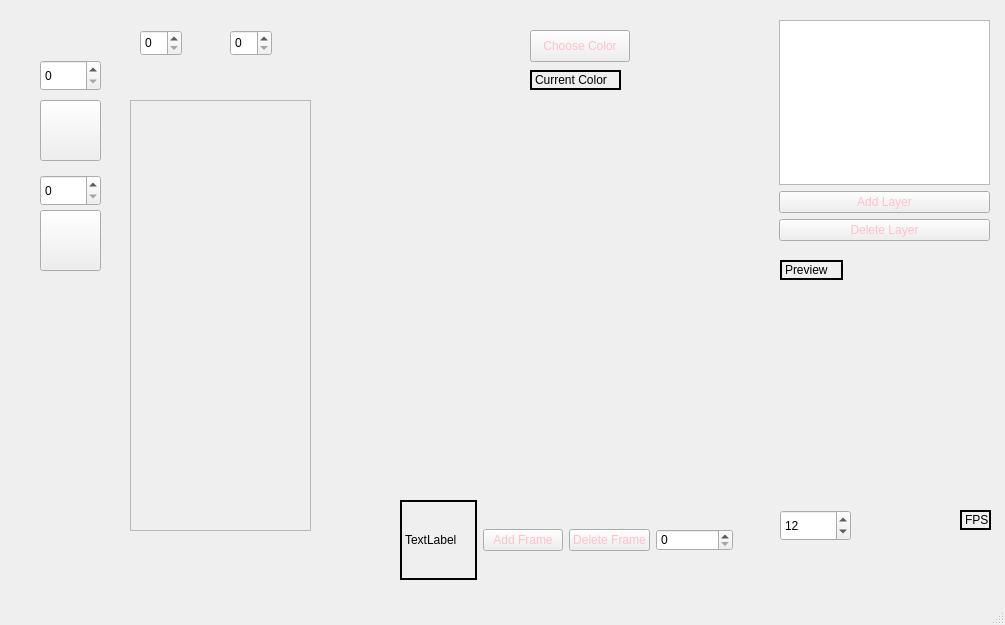
First picture: the form in mainwindow.ui, repository CatherineBao/color-alchemy, before the edit.
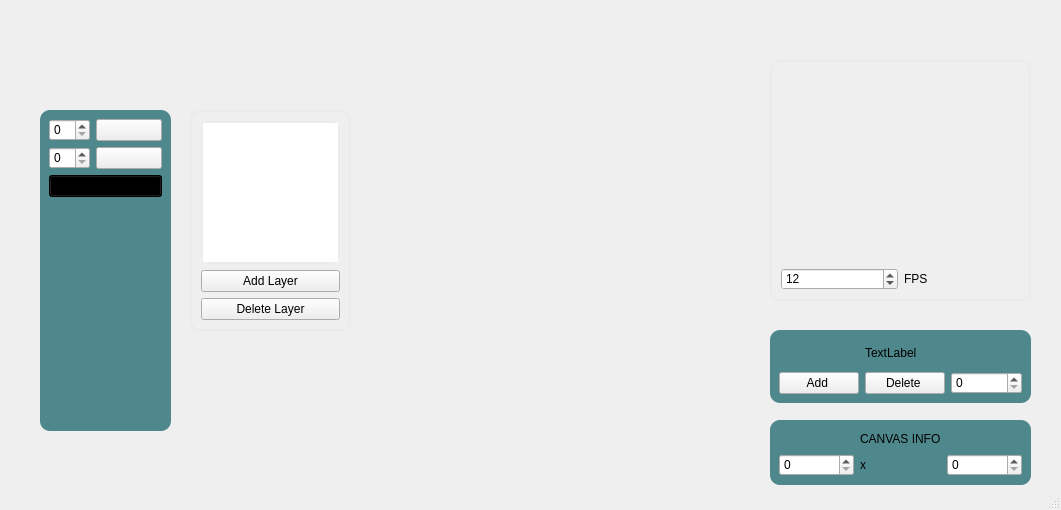
Second picture: the form after the edit. Icons and pictures are not drawn. Custom widgets are drawn as their Qt base class.

Diff of the .ui file:
```diff
--- a/mainwindow.ui
+++ b/mainwindow.ui
@@ -6,8 +6,8 @@
    <rect>
     <x>0</x>
     <y>0</y>
-    <width>1005</width>
-    <height>625</height>
+    <width>1061</width>
+    <height>510</height>
    </rect>
   </property>
   <property name="windowTitle">
@@ -15,162 +15,113 @@
   </property>
   <property name="styleSheet">
    <string notr="true">QLabel {
-	border: 2px solid black;
+	font-weight: bold;           
+    text-transform: uppercase;  
+    letter-spacing: 1.5px;   
+	text-align: center;    
 }
 
 QPushButton {
-	color: pink;
+    background-color: #574D68;    
+    color: #EBEBEB;             
+    border: 2px solid #EBEBEB;   
+    border-radius: 10px;        
+    font-weight: bold;           
+    text-transform: uppercase;  
+    letter-spacing: 1.5px;       
+    padding: 8px 16px;            appearance */
+}
+
+QPushButton:hover {
+    background-color: #6A5A8A;   
+}
+
+QPushButton:pressed {
+    background-color: #463754;   
+}
+
+* {
+    background-color:  #635E6D;
+}
+
+Canvas {
+	background-color: #EBEBEB;
+}
+
+QSpinBox {
+    background-color: #574D68;    
+    color: #EBEBEB;                
+    border: 2px solid #EBEBEB;     
+    border-radius: 5px;             
+    font-weight: bold;             
+    text-transform: uppercase;     
+    letter-spacing: 1.5px;          
+    padding: 5px;                 
+}
+
+QSpinBox::up-button, QSpinBox::down-button {
+    background-color: #EBEBEB; 
+    width: 16px;                    
+    border: none;                   
+    color: #618985;                 
+}
+
+QSpinBox::down-button {
+    background-color: #4E878C; 
+}
+
+QListWidget {
+    font-weight: bold;           
+    text-transform: uppercase;  
+    letter-spacing: 1.5px;   
+}
+
+QListWidget::item:selected {
+ foreground: green;
+}
+
+QScrollBar:horizontal, QScrollBar:vertical {
+    border-radius: 10px; 
+    background-color: transparent;
+    width: 10px;  
+}
+
+QScrollBar::handle:horizontal, QScrollBar::handle:vertical {
+    background-color: #618985;  
+    border-radius: 5px;  
+}
+
+QScrollBar::add-line:horizontal, QScrollBar::sub-line:horizontal,
+QScrollBar::add-line:vertical, QScrollBar::sub-line:vertical {
+    background-color: transparent;  
 }</string>
   </property>
   <widget class="QWidget" name="centralwidget">
-   <widget class="QPushButton" name="penToolButton">
-    <property name="geometry">
-     <rect>
-      <x>40</x>
-      <y>100</y>
-      <width>61</width>
-      <height>61</height>
-     </rect>
-    </property>
-    <property name="text">
-     <string/>
-    </property>
-    <property name="icon">
-     <iconset resource="resources.qrc">
-      <normaloff>:/icons/pen.png</normaloff>:/icons/pen.png</iconset>
-    </property>
-    <property name="checkable">
-     <bool>true</bool>
-    </property>
-   </widget>
-   <widget class="QPushButton" name="eraserToolButton">
-    <property name="geometry">
-     <rect>
-      <x>40</x>
-      <y>210</y>
-      <width>61</width>
-      <height>61</height>
-     </rect>
-    </property>
-    <property name="text">
-     <string/>
-    </property>
-    <property name="icon">
-     <iconset resource="resources.qrc">
-      <normaloff>:/icons/eraser.png</normaloff>:/icons/eraser.png</iconset>
-    </property>
-    <property name="checkable">
-     <bool>true</bool>
-    </property>
-   </widget>
-   <widget class="QScrollArea" name="scrollArea">
-    <property name="geometry">
-     <rect>
-      <x>130</x>
-      <y>100</y>
-      <width>181</width>
-      <height>431</height>
-     </rect>
-    </property>
-    <property name="widgetResizable">
-     <bool>true</bool>
-    </property>
-    <widget class="QWidget" name="scrollAreaWidgetContents">
-     <property name="geometry">
-      <rect>
-       <x>0</x>
-       <y>0</y>
-       <width>179</width>
-       <height>429</height>
-      </rect>
-     </property>
-    </widget>
-   </widget>
-   <widget class="QSpinBox" name="penSize">
-    <property name="geometry">
-     <rect>
-      <x>40</x>
-      <y>60</y>
-      <width>61</width>
-      <height>31</height>
-     </rect>
-    </property>
-   </widget>
-   <widget class="QSpinBox" name="eraserSize">
-    <property name="geometry">
-     <rect>
-      <x>40</x>
-      <y>175</y>
-      <width>61</width>
-      <height>31</height>
-     </rect>
-    </property>
-   </widget>
    <widget class="Canvas" name="editor" native="true">
     <property name="geometry">
      <rect>
-      <x>330</x>
-      <y>109</y>
-      <width>441</width>
+      <x>370</x>
+      <y>90</y>
+      <width>361</width>
       <height>361</height>
      </rect>
     </property>
    </widget>
-   <widget class="QSpinBox" name="canvasWidthBox">
+   <widget class="QFrame" name="verticalFrame">
     <property name="geometry">
      <rect>
-      <x>140</x>
-      <y>30</y>
-      <width>42</width>
-      <height>26</height>
-     </rect>
-    </property>
-   </widget>
-   <widget class="QSpinBox" name="canvasHeightBox">
-    <property name="geometry">
-     <rect>
-      <x>230</x>
-      <y>30</y>
-      <width>42</width>
-      <height>26</height>
-     </rect>
-    </property>
-   </widget>
-   <widget class="QPushButton" name="colorButton">
-    <property name="geometry">
-     <rect>
-      <x>530</x>
-      <y>30</y>
-      <width>100</width>
-      <height>32</height>
-     </rect>
-    </property>
-    <property name="text">
-     <string>Choose Color</string>
-    </property>
-   </widget>
-   <widget class="QLabel" name="currentColorLabel">
-    <property name="geometry">
-     <rect>
-      <x>530</x>
-      <y>70</y>
-      <width>91</width>
-      <height>20</height>
-     </rect>
-    </property>
-    <property name="text">
-     <string>Current Color</string>
-    </property>
-   </widget>
-   <widget class="QWidget" name="verticalLayoutWidget">
-    <property name="geometry">
-     <rect>
-      <x>779</x>
-      <y>20</y>
-      <width>211</width>
+      <x>190</x>
+      <y>110</y>
+      <width>161</width>
       <height>221</height>
      </rect>
     </property>
+    <property name="styleSheet">
+     <string notr="true">QFrame {
+	border: 2px solid #EBEBEB;   
+    border-radius: 10px;  
+}</string>
+    </property>
     <layout class="QVBoxLayout" name="verticalLayout">
      <item>
       <widget class="QListWidget" name="layerList"/>
@@ -191,96 +142,210 @@
      </item>
     </layout>
    </widget>
-   <widget class="QWidget" name="horizontalLayoutWidget">
+   <widget class="QFrame" name="frameInfo">
     <property name="geometry">
      <rect>
-      <x>400</x>
-      <y>500</y>
-      <width>333</width>
-      <height>80</height>
+      <x>770</x>
+      <y>330</y>
+      <width>261</width>
+      <height>73</height>
      </rect>
     </property>
-    <layout class="QHBoxLayout" name="horizontalLayout">
-     <item>
-      <widget class="QLabel" name="frameCountLabel">
-       <property name="text">
-        <string>TextLabel</string>
-       </property>
-      </widget>
-     </item>
-     <item>
-      <widget class="QPushButton" name="addFrameButton">
-       <property name="text">
-        <string>Add Frame</string>
-       </property>
-      </widget>
-     </item>
-     <item>
+    <property name="styleSheet">
+     <string notr="true">QFrame {
+	background-color: #4E878C;
+	border-radius: 10px;
+}</string>
+    </property>
+    <layout class="QGridLayout" name="gridLayout">
+     <item row="1" column="2">
       <widget class="QPushButton" name="deleteFrameButton">
        <property name="text">
-        <string>Delete Frame</string>
+        <string>Delete </string>
        </property>
       </widget>
      </item>
-     <item>
+     <item row="1" column="3">
       <widget class="QSpinBox" name="frameSpinBox"/>
      </item>
+     <item row="1" column="1">
+      <widget class="QPushButton" name="addFrameButton">
+       <property name="text">
+        <string>Add </string>
+       </property>
+      </widget>
+     </item>
+     <item row="0" column="2">
+      <widget class="QLabel" name="frameCountLabel">
+       <property name="text">
+        <string>TextLabel</string>
+       </property>
+      </widget>
+     </item>
     </layout>
    </widget>
-   <widget class="QLabel" name="label">
+   <widget class="QFrame" name="tools">
     <property name="geometry">
      <rect>
-      <x>780</x>
-      <y>260</y>
-      <width>63</width>
-      <height>20</height>
+      <x>40</x>
+      <y>110</y>
+      <width>131</width>
+      <height>321</height>
      </rect>
     </property>
-    <property name="text">
-     <string>Preview</string>
+    <property name="styleSheet">
+     <string notr="true">QFrame {
+	background-color: #4E878C;
+	border-radius: 10px;
+}</string>
     </property>
+    <layout class="QFormLayout" name="formLayout">
+     <item row="5" column="0" colspan="2">
+      <widget class="QPushButton" name="colorButton">
+       <property name="styleSheet">
+        <string notr="true">QPushButton {
+    background-color: #000000;    
+}</string>
+       </property>
+       <property name="text">
+        <string/>
+       </property>
+      </widget>
+     </item>
+     <item row="0" column="0">
+      <widget class="QSpinBox" name="penSize"/>
+     </item>
+     <item row="0" column="1">
+      <widget class="QPushButton" name="penToolButton">
+       <property name="text">
+        <string/>
+       </property>
+       <property name="icon">
+        <iconset resource="resources.qrc">
+         <normaloff>:/icons/pen.png</normaloff>:/icons/pen.png</iconset>
+       </property>
+       <property name="checkable">
+        <bool>true</bool>
+       </property>
+      </widget>
+     </item>
+     <item row="1" column="1">
+      <widget class="QPushButton" name="eraserToolButton">
+       <property name="text">
+        <string/>
+       </property>
+       <property name="icon">
+        <iconset resource="resources.qrc">
+         <normaloff>:/icons/eraser.png</normaloff>:/icons/eraser.png</iconset>
+       </property>
+       <property name="checkable">
+        <bool>true</bool>
+       </property>
+      </widget>
+     </item>
+     <item row="1" column="0">
+      <widget class="QSpinBox" name="eraserSize"/>
+     </item>
+    </layout>
    </widget>
-   <widget class="QSpinBox" name="fps">
+   <widget class="QFrame" name="frame">
     <property name="geometry">
      <rect>
-      <x>780</x>
-      <y>510</y>
-      <width>71</width>
-      <height>31</height>
+      <x>770</x>
+      <y>60</y>
+      <width>261</width>
+      <height>241</height>
      </rect>
     </property>
-    <property name="minimum">
-     <number>1</number>
+    <property name="styleSheet">
+     <string notr="true">QFrame {
+	border: 2px solid #EBEBEB;   
+    border-radius: 10px;  
+}</string>
     </property>
-    <property name="maximum">
-     <number>24</number>
-    </property>
-    <property name="value">
-     <number>12</number>
-    </property>
+    <layout class="QGridLayout" name="gridLayout_3">
+     <item row="1" column="0">
+      <widget class="QSpinBox" name="fps">
+       <property name="minimum">
+        <number>1</number>
+       </property>
+       <property name="maximum">
+        <number>24</number>
+       </property>
+       <property name="value">
+        <number>12</number>
+       </property>
+      </widget>
+     </item>
+     <item row="1" column="1">
+      <widget class="QLabel" name="fpsLabel">
+       <property name="styleSheet">
+        <string notr="true">QFrame {
+	border: none;   
+}</string>
+       </property>
+       <property name="text">
+        <string>FPS</string>
+       </property>
+      </widget>
+     </item>
+     <item row="0" column="0" colspan="2">
+      <widget class="AnimationPreview" name="animationPreview" native="true">
+       <property name="styleSheet">
+        <string notr="true">QFrame {
+	border: 2px solid #EBEBEB;   
+    border-radius: 10px;  
+}</string>
+       </property>
+      </widget>
+     </item>
+    </layout>
    </widget>
-   <widget class="QLabel" name="label_2">
+   <widget class="QFrame" name="canvasInfo">
     <property name="geometry">
      <rect>
-      <x>960</x>
-      <y>510</y>
-      <width>31</width>
-      <height>20</height>
+      <x>770</x>
+      <y>420</y>
+      <width>261</width>
+      <height>65</height>
      </rect>
     </property>
-    <property name="text">
-     <string>FPS</string>
+    <property name="styleSheet">
+     <string notr="true">QFrame {
+	background-color: #4E878C;
+	border-radius: 10px;
+}</string>
     </property>
-   </widget>
-   <widget class="AnimationPreview" name="animationPreview" native="true">
-    <property name="geometry">
-     <rect>
-      <x>780</x>
-      <y>290</y>
-      <width>209</width>
-      <height>209</height>
-     </rect>
-    </property>
+    <layout class="QGridLayout" name="gridLayout_2">
+     <item row="2" column="0">
+      <widget class="QSpinBox" name="canvasWidthBox">
+       <property name="maximum">
+        <number>50</number>
+       </property>
+      </widget>
+     </item>
+     <item row="2" column="1">
+      <widget class="QLabel" name="x">
+       <property name="text">
+        <string>x</string>
+       </property>
+      </widget>
+     </item>
+     <item row="2" column="2">
+      <widget class="QSpinBox" name="canvasHeightBox">
+       <property name="maximum">
+        <number>50</number>
+       </property>
+      </widget>
+     </item>
+     <item row="1" column="1">
+      <widget class="QLabel" name="canvasInfoLabel">
+       <property name="text">
+        <string>CANVAS INFO</string>
+       </property>
+      </widget>
+     </item>
+    </layout>
    </widget>
   </widget>
   <widget class="QStatusBar" name="statusbar"/>
```
